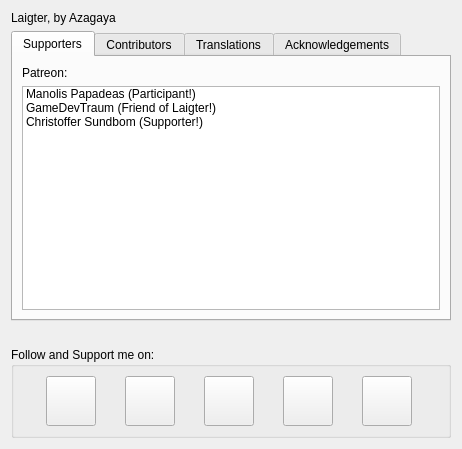
Above: gui/about_dialog.ui from azagaya/laigter before the change. Below: the same form after it.
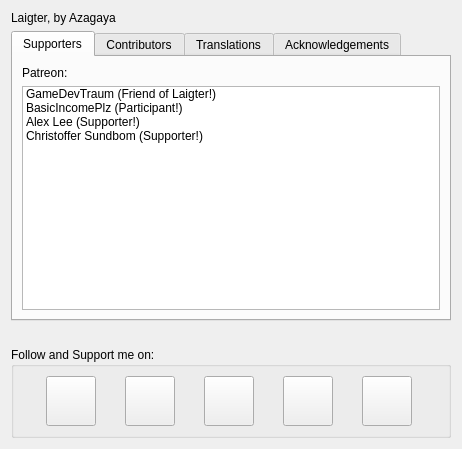
That is the form after the change. Icons and pictures are not drawn.

Commit message: Bump version, update supporters dialog

Diff of the .ui file:
```diff
--- a/gui/about_dialog.ui
+++ b/gui/about_dialog.ui
@@ -194,16 +194,21 @@
       <layout class="QGridLayout" name="gridLayout_3">
        <item row="1" column="0">
         <widget class="QListWidget" name="listWidget">
-         <item>
-          <property name="text">
-           <string>Manolis Papadeas (Participant!)</string>
-          </property>
-         </item>
          <item>
           <property name="text">
            <string>GameDevTraum (Friend of Laigter!)</string>
           </property>
          </item>
+         <item>
+          <property name="text">
+           <string>BasicIncomePlz (Participant!)</string>
+          </property>
+         </item>
+         <item>
+          <property name="text">
+           <string>Alex Lee (Supporter!)</string>
+          </property>
+         </item>
          <item>
           <property name="text">
            <string>Christoffer Sundbom (Supporter!)</string>
```
The commit also changes 2 other files.
